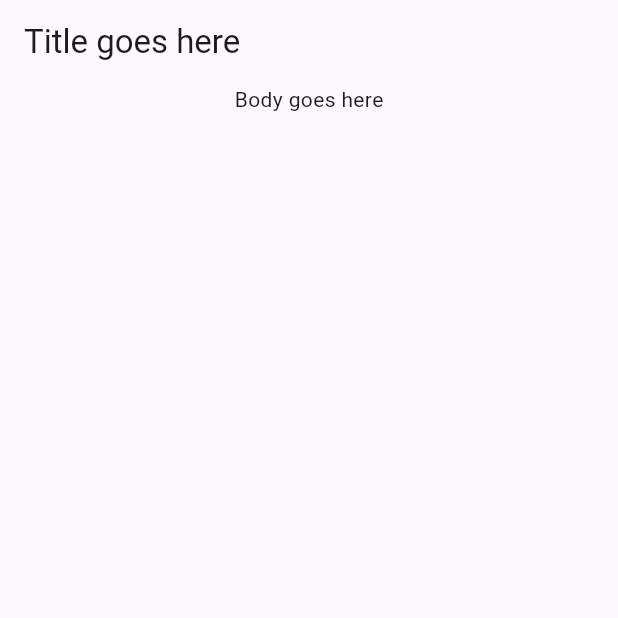
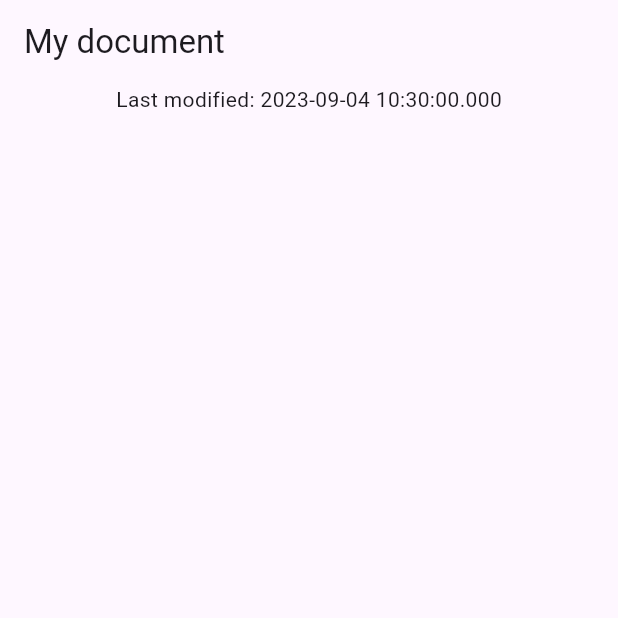
Before and after one commit to gzurowski/flutter_codelabs, a Flutter app: the screen it shows after launch, on a phone screen of 412 x 824 dp, the top half of it. Run offline on Flutter 3.47's test engine with Material 2 defaults, Android fonts, the phone set to English and light mode, and no system bars.

Commit message:
Display record data

```diff
--- a/patterns_codelab/lib/main.dart
+++ b/patterns_codelab/lib/main.dart
@@ -30,14 +30,16 @@ class DocumentScreen extends StatelessWidget {
 
   @override
   Widget build(BuildContext context) {
+    final metadataRecord = document.metadata;
+
     return Scaffold(
       appBar: AppBar(
-        title: const Text('Title goes here'),
+        title: Text(metadataRecord.$1),
       ),
-      body: const Column(
+      body: Column(
         children: [
           Center(
-            child: Text('Body goes here'),
+            child: Text('Last modified: ${metadataRecord.modified}'),
           ),
         ],
       ),
```
